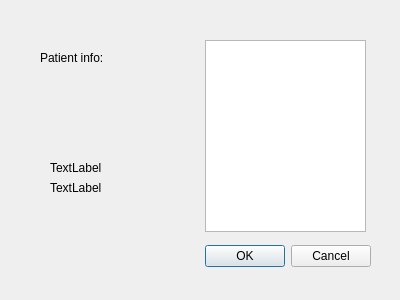
Before: the Qt Designer form GroupFour_DoctorsOffice/addappointmentdialog.ui in KittimasakBunrat/GroupFour_DoctorsOffice, drawn with Qt 5.
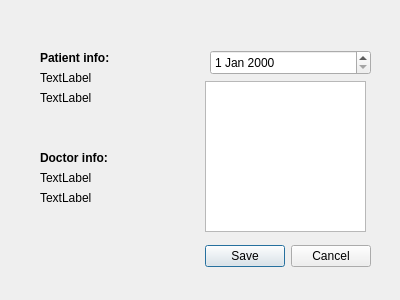
After: the same form once the commit is applied.

```diff
--- a/GroupFour_DoctorsOffice/addappointmentdialog.ui
+++ b/GroupFour_DoctorsOffice/addappointmentdialog.ui
@@ -26,16 +26,16 @@
     <enum>Qt::Horizontal</enum>
    </property>
    <property name="standardButtons">
-    <set>QDialogButtonBox::Cancel|QDialogButtonBox::Ok</set>
+    <set>QDialogButtonBox::Cancel|QDialogButtonBox::Save</set>
    </property>
   </widget>
   <widget class="QListWidget" name="listWidget">
    <property name="geometry">
     <rect>
      <x>205</x>
-     <y>40</y>
+     <y>81</y>
      <width>161</width>
-     <height>192</height>
+     <height>151</height>
     </rect>
    </property>
   </widget>
@@ -49,14 +49,14 @@
     </rect>
    </property>
    <property name="text">
-    <string>Patient info:</string>
+    <string>&lt;b&gt;Patient info:&lt;/b&gt;</string>
    </property>
   </widget>
   <widget class="QLabel" name="patientId">
    <property name="geometry">
     <rect>
-     <x>50</x>
-     <y>160</y>
+     <x>40</x>
+     <y>70</y>
      <width>101</width>
      <height>16</height>
     </rect>
@@ -68,8 +68,8 @@
   <widget class="QLabel" name="patientName">
    <property name="geometry">
     <rect>
-     <x>50</x>
-     <y>180</y>
+     <x>40</x>
+     <y>90</y>
      <width>111</width>
      <height>16</height>
     </rect>
@@ -78,6 +78,55 @@
     <string>TextLabel</string>
    </property>
   </widget>
+  <widget class="QLabel" name="label_2">
+   <property name="geometry">
+    <rect>
+     <x>40</x>
+     <y>150</y>
+     <width>91</width>
+     <height>16</height>
+    </rect>
+   </property>
+   <property name="text">
+    <string>&lt;b&gt;Doctor info:&lt;/b&gt;</string>
+   </property>
+  </widget>
+  <widget class="QLabel" name="doctorId">
+   <property name="geometry">
+    <rect>
+     <x>40</x>
+     <y>170</y>
+     <width>55</width>
+     <height>16</height>
+    </rect>
+   </property>
+   <property name="text">
+    <string>TextLabel</string>
+   </property>
+  </widget>
+  <widget class="QLabel" name="doctorName">
+   <property name="geometry">
+    <rect>
+     <x>40</x>
+     <y>190</y>
+     <width>55</width>
+     <height>16</height>
+    </rect>
+   </property>
+   <property name="text">
+    <string>TextLabel</string>
+   </property>
+  </widget>
+  <widget class="QDateEdit" name="date">
+   <property name="geometry">
+    <rect>
+     <x>210</x>
+     <y>50</y>
+     <width>161</width>
+     <height>25</height>
+    </rect>
+   </property>
+  </widget>
  </widget>
  <resources/>
  <connections>
```
Left out of the diff: 2 changed lines with no effect on the pictures.
